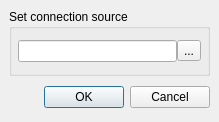
The window that qumbia-plugins/qt-designer/forms/editsourcedialog.ui (ELETTRA-SincrotroneTrieste/cumbia-libs) describes before a commit, drawn with Qt 5.
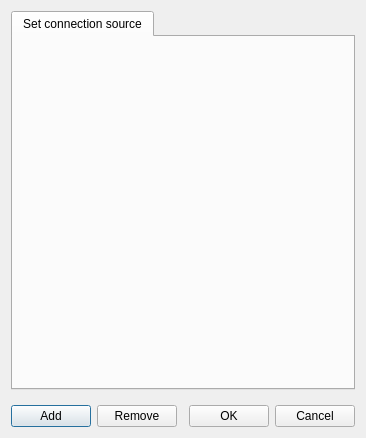
The same window after the commit.

```diff
--- a/qumbia-plugins/qt-designer/forms/editsourcedialog.ui
+++ b/qumbia-plugins/qt-designer/forms/editsourcedialog.ui
@@ -6,118 +6,67 @@
    <rect>
     <x>0</x>
     <y>0</y>
-    <width>219</width>
-    <height>122</height>
+    <width>364</width>
+    <height>438</height>
    </rect>
   </property>
   <property name="windowTitle">
    <string>Edit Source</string>
   </property>
-  <layout class="QVBoxLayout">
-   <property name="spacing">
-    <number>6</number>
-   </property>
-   <property name="leftMargin">
-    <number>9</number>
-   </property>
-   <property name="topMargin">
-    <number>9</number>
-   </property>
-   <property name="rightMargin">
-    <number>9</number>
-   </property>
-   <property name="bottomMargin">
-    <number>9</number>
-   </property>
-   <item>
-    <widget class="QGroupBox" name="groupBox">
-     <property name="sizePolicy">
-      <sizepolicy hsizetype="Preferred" vsizetype="Preferred">
-       <horstretch>0</horstretch>
-       <verstretch>1</verstretch>
-      </sizepolicy>
+  <layout class="QGridLayout" name="gridLayout">
+   <item row="0" column="0" colspan="5">
+    <widget class="QTabWidget" name="tabWidget">
+     <property name="currentIndex">
+      <number>0</number>
      </property>
-     <property name="title">
-      <string>Set connection source</string>
+     <widget class="QWidget" name="tab">
+      <attribute name="title">
+       <string>Set connection source</string>
+      </attribute>
+      <layout class="QGridLayout" name="gridLayout_2"/>
+     </widget>
+    </widget>
+   </item>
+   <item row="2" column="0">
+    <widget class="QPushButton" name="pbSrcAdd">
+     <property name="text">
+      <string>Add</string>
      </property>
-     <layout class="QHBoxLayout">
-      <property name="spacing">
-       <number>0</number>
-      </property>
-      <property name="leftMargin">
-       <number>6</number>
-      </property>
-      <property name="topMargin">
-       <number>6</number>
-      </property>
-      <property name="rightMargin">
-       <number>6</number>
-      </property>
-      <property name="bottomMargin">
-       <number>6</number>
-      </property>
-      <item>
-       <widget class="QLineEdit" name="lineEdit">
-        <property name="toolTip">
-         <string>&lt;html&gt;&lt;head&gt;&lt;meta name=&quot;qrichtext&quot; content=&quot;1&quot; /&gt;&lt;/head&gt;&lt;body style=&quot; white-space: pre-wrap; font-family:Sans Serif; font-size:9pt; font-weight:400; font-style:normal; text-decoration:none;&quot;&gt;&lt;p style=&quot; margin-top:0px; margin-bottom:0px; margin-left:0px; margin-right:0px; -qt-block-indent:0; text-indent:0px;&quot;&gt;Valid formats are:&lt;/p&gt;&lt;p style=&quot; margin-top:0px; margin-bottom:0px; margin-left:0px; margin-right:0px; -qt-block-indent:0; text-indent:0px;&quot;&gt;for attributes: &lt;span style=&quot; font-weight:600;&quot;&gt;tango/device/server/attribute&lt;/span&gt;&lt;/p&gt;&lt;p style=&quot; margin-top:0px; margin-bottom:0px; margin-left:0px; margin-right:0px; -qt-block-indent:0; text-indent:0px;&quot;&gt;for commands: &lt;span style=&quot; font-weight:600;&quot;&gt;tango/device/server-&amp;gt;command&lt;/span&gt;&lt;/p&gt;&lt;p style=&quot;-qt-paragraph-type:empty; margin-top:0px; margin-bottom:0px; margin-left:0px; margin-right:0px; -qt-block-indent:0; text-indent:0px;&quot;&gt;&lt;/p&gt;&lt;p style=&quot; margin-top:0px; margin-bottom:0px; margin-left:0px; margin-right:0px; -qt-block-indent:0; text-indent:0px;&quot;&gt;You can also specify a Tango Database:&lt;/p&gt;&lt;p style=&quot; margin-top:0px; margin-bottom:0px; margin-left:0px; margin-right:0px; -qt-block-indent:0; text-indent:0px;&quot;&gt;for attributes: &lt;span style=&quot; font-weight:600;&quot;&gt;host:port/tango/device/server/attribute&lt;/span&gt;&lt;/p&gt;&lt;p style=&quot; margin-top:0px; margin-bottom:0px; margin-left:0px; margin-right:0px; -qt-block-indent:0; text-indent:0px;&quot;&gt;for commands: &lt;span style=&quot; font-weight:600;&quot;&gt;host:port/tango/device/server-&amp;gt;command&lt;/span&gt;&lt;/p&gt;&lt;p style=&quot;-qt-paragraph-type:empty; margin-top:0px; margin-bottom:0px; margin-left:0px; margin-right:0px; -qt-block-indent:0; text-indent:0px;&quot;&gt;&lt;/p&gt;&lt;/body&gt;&lt;/html&gt;</string>
-        </property>
-       </widget>
-      </item>
-      <item>
-       <widget class="QToolButton" name="toolDevice">
-        <property name="text">
-         <string>...</string>
-        </property>
-       </widget>
-      </item>
-     </layout>
     </widget>
    </item>
-   <item>
-    <layout class="QHBoxLayout">
-     <property name="spacing">
-      <number>6</number>
+   <item row="2" column="1">
+    <widget class="QPushButton" name="pbSrcRemove">
+     <property name="text">
+      <string>Remove</string>
      </property>
-     <property name="leftMargin">
-      <number>0</number>
+    </widget>
+   </item>
+   <item row="2" column="3">
+    <widget class="QPushButton" name="okButton">
+     <property name="text">
+      <string>OK</string>
      </property>
-     <property name="topMargin">
-      <number>0</number>
+    </widget>
+   </item>
+   <item row="2" column="4">
+    <widget class="QPushButton" name="cancelButton">
+     <property name="text">
+      <string>Cancel</string>
      </property>
-     <property name="rightMargin">
-      <number>0</number>
+    </widget>
+   </item>
+   <item row="1" column="2" rowspan="2">
+    <spacer>
+     <property name="orientation">
+      <enum>Qt::Horizontal</enum>
      </property>
-     <property name="bottomMargin">
-      <number>0</number>
+     <property name="sizeHint" stdset="0">
+      <size>
+       <width>71</width>
+       <height>31</height>
+      </size>
      </property>
-     <item>
-      <spacer>
-       <property name="orientation">
-        <enum>Qt::Horizontal</enum>
-       </property>
-       <property name="sizeHint" stdset="0">
-        <size>
-         <width>131</width>
-         <height>31</height>
-        </size>
-       </property>
-      </spacer>
-     </item>
-     <item>
-      <widget class="QPushButton" name="okButton">
-       <property name="text">
-        <string>OK</string>
-       </property>
-      </widget>
-     </item>
-     <item>
-      <widget class="QPushButton" name="cancelButton">
-       <property name="text">
-        <string>Cancel</string>
-       </property>
-      </widget>
-     </item>
-    </layout>
+    </spacer>
    </item>
   </layout>
  </widget>
```
